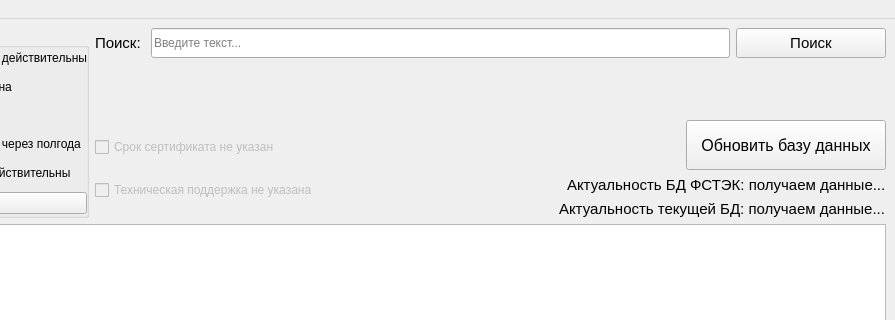
Qt form AppCertificates/tableview.ui (Kyraas/work) before a commit; both pictures show x 290 to 1185 and y 0 to 320 of the 1185 by 798 pixel window.
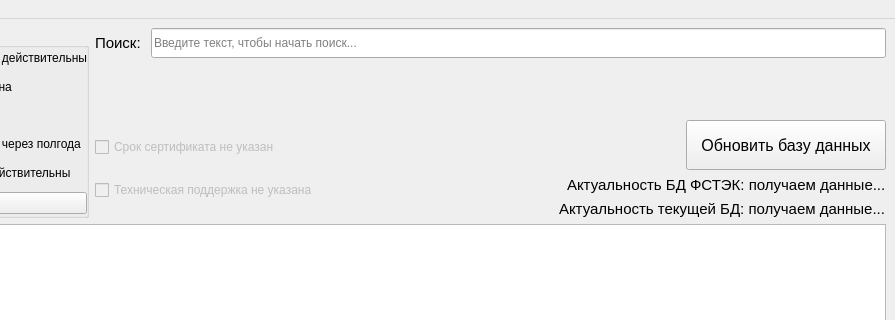
The same form after that commit.

Patch:
```diff
--- a/AppCertificates/tableview.ui
+++ b/AppCertificates/tableview.ui
@@ -142,37 +142,13 @@
          <string/>
         </property>
         <property name="placeholderText">
-         <string>Введите текст...</string>
+         <string>Введите текст, чтобы начать поиск...</string>
         </property>
         <property name="clearButtonEnabled">
          <bool>true</bool>
         </property>
        </widget>
       </item>
-      <item alignment="Qt::AlignTop">
-       <widget class="QPushButton" name="searchButton">
-        <property name="minimumSize">
-         <size>
-          <width>150</width>
-          <height>30</height>
-         </size>
-        </property>
-        <property name="maximumSize">
-         <size>
-          <width>16777215</width>
-          <height>16777215</height>
-         </size>
-        </property>
-        <property name="font">
-         <font>
-          <pointsize>11</pointsize>
-         </font>
-        </property>
-        <property name="text">
-         <string>Поиск</string>
-        </property>
-       </widget>
-      </item>
      </layout>
     </item>
     <item row="0" column="0" rowspan="2">
```
